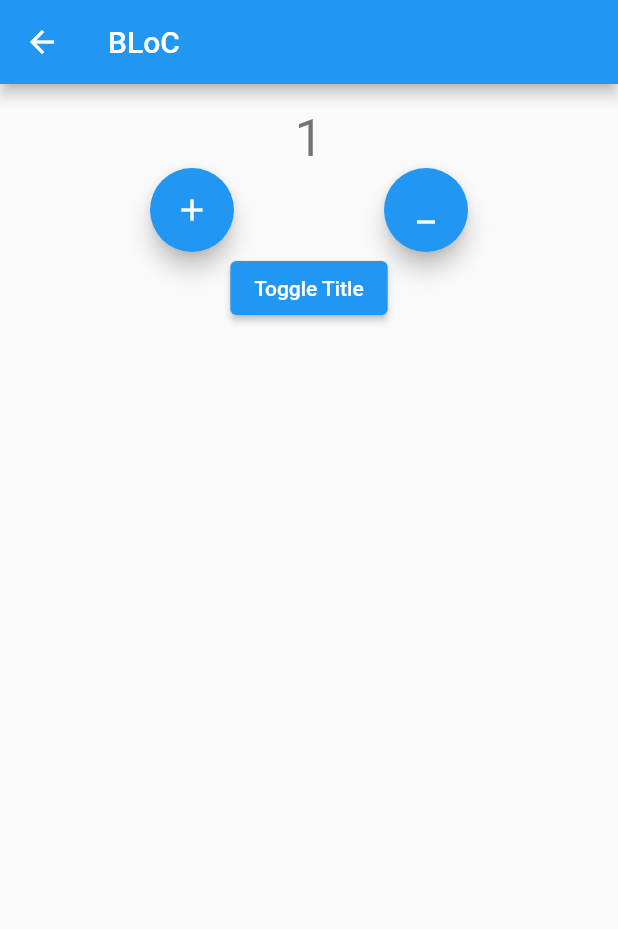
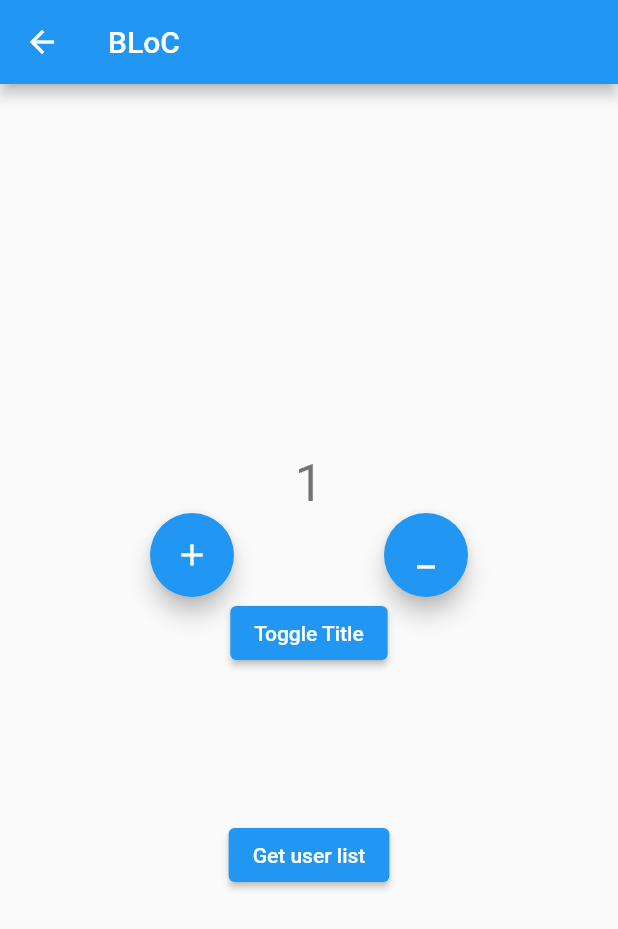
Before and after one commit to Sohel-Mahmud/BLoCPatternFlutter, a Flutter app: the MyHomePage screen opened by its route, after a tap on the "add" icon, on a phone screen of 412 x 824 dp. Shown: the top 929 px of the screen. Run offline on Flutter 3.47's test engine with Material 2 defaults, Android fonts, the phone set to English and light mode, and no system bars; our stand-ins replace equatable, flutter_bloc.

Commit message:
basic routing added

```diff
--- a/lib/bloc/counter_bloc.dart
+++ b/lib/bloc/counter/counter_bloc.dart
@@ -9,9 +9,9 @@
  * -----
  * Copyright 2021 - 2023 StaffAsia, StaffAsia
  */
-import 'package:blocpattern/bloc/counter_event.dart';
 import 'package:flutter_bloc/flutter_bloc.dart';
 
+import 'counter_event.dart';
 import 'counter_state.dart';
 
 class CounterBloc extends Bloc<CounterEvent, CounterState> {
--- a/lib/main.dart
+++ b/lib/main.dart
@@ -1,12 +1,10 @@
 import 'dart:convert';
 
-import 'package:blocpattern/bloc/counter_bloc.dart';
-import 'package:blocpattern/bloc/counter_event.dart';
-import 'package:blocpattern/bloc/counter_state.dart';
 import 'package:blocpattern/routes/route_generator.dart';
 import 'package:flutter/material.dart';
 import 'package:flutter_bloc/flutter_bloc.dart';
 
+import 'bloc/counter/counter_bloc.dart';
 import 'routes/routes.dart';
 
 void main() {
--- a/lib/routes/route_generator.dart
+++ b/lib/routes/route_generator.dart
@@ -13,6 +13,7 @@ import 'package:blocpattern/routes/routes.dart';
 import 'package:flutter/material.dart';
 
 import '../view/home_view.dart';
+import '../view/person_list_view.dart';
 
 class RouterCustom {
   static Route<dynamic> generateRoute(RouteSettings settings) {
@@ -25,7 +26,7 @@ class RouterCustom {
             settings: const RouteSettings(name: Routes.home));
       case Routes.apitestview:
         return MaterialPageRoute(
-            builder: (_) => const MyHomePage(),
+            builder: (_) => const PersonListView(),
             settings: const RouteSettings(name: Routes.apitestview));
 
       default:
--- a/lib/view/home_view.dart
+++ b/lib/view/home_view.dart
@@ -9,12 +9,13 @@
  * -----
  * Copyright 2021 - 2023 StaffAsia, StaffAsia
  */
+import 'package:blocpattern/routes/routes.dart';
 import 'package:flutter/material.dart';
 import 'package:flutter_bloc/flutter_bloc.dart';
 
-import '../bloc/counter_bloc.dart';
-import '../bloc/counter_event.dart';
-import '../bloc/counter_state.dart';
+import '../bloc/counter/counter_bloc.dart';
+import '../bloc/counter/counter_event.dart';
+import '../bloc/counter/counter_state.dart';
 
 class MyHomePage extends StatelessWidget {
   const MyHomePage({super.key});
@@ -55,8 +56,14 @@ class MyHomePage extends StatelessWidget {
                       context.read<CounterBloc>().add(TitleToggle());
                     },
                     child: Text("Toggle Title")),
-                const Spacer(),
-
+                const SizedBox(
+                  height: 100,
+                ),
+                ElevatedButton(
+                    onPressed: () {
+                      Navigator.pushNamed(context, Routes.apitestview);
+                    },
+                    child: Text("Get user list")),
               ],
             ),
           );
```
Also changed, not shown: lib/view/person_list_view.dart (added, +28 -0 lines), lib/bloc/counter/counter_event.dart (renamed from lib/bloc/counter_event.dart), lib/bloc/counter/counter_state.dart (renamed from lib/bloc/counter_state.dart).
